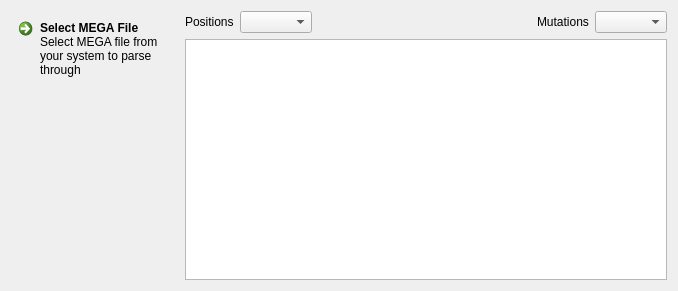
The window that src/python/base/widgets/main_tool_widget/resources/msa_tool.ui (shiva-kannan/msa-tool) describes before a commit, drawn with Qt 5.
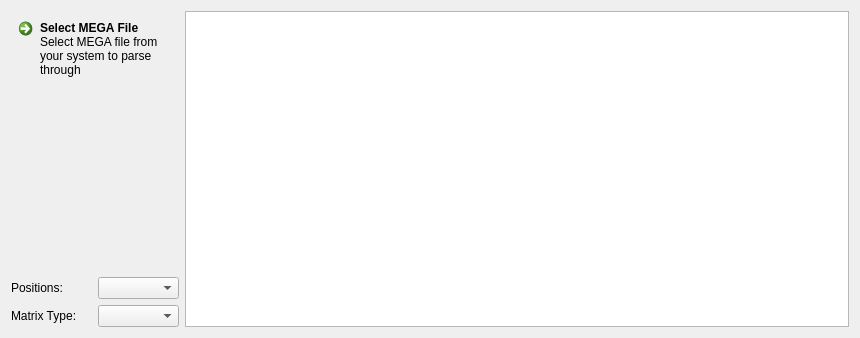
The same window after the commit.

Commit message:
Commit with minimal working TreeView which displays : ['Position', 'Residue', 'No. of Mutations' , 'Score' ]
Yet to add functionality to choose appropriate matrices.

The edit to the form file:
```diff
--- a/src/python/base/widgets/main_tool_widget/resources/msa_tool.ui
+++ b/src/python/base/widgets/main_tool_widget/resources/msa_tool.ui
@@ -6,16 +6,18 @@
    <rect>
     <x>0</x>
     <y>0</y>
-    <width>678</width>
-    <height>291</height>
+    <width>860</width>
+    <height>338</height>
    </rect>
   </property>
   <property name="windowTitle">
    <string>MSA Tool</string>
   </property>
+  <layout class="QHBoxLayout" name="horizontalLayout_4">
+   <item>
   <layout class="QHBoxLayout" name="horizontalLayout_3">
    <item>
-    <layout class="QHBoxLayout" name="horizontalLayout_2">
+      <layout class="QVBoxLayout" name="verticalLayout">
      <item>
       <widget class="QCommandLinkButton" name="select_file">
        <property name="text">
@@ -27,36 +29,25 @@
       </widget>
      </item>
      <item>
-      <layout class="QVBoxLayout" name="verticalLayout">
-       <item>
-        <layout class="QHBoxLayout" name="horizontalLayout">
+        <layout class="QHBoxLayout" name="horizontalLayout_2">
          <item>
           <widget class="QLabel" name="label_2">
            <property name="text">
-            <string>Positions</string>
+            <string>Positions: </string>
            </property>
           </widget>
          </item>
          <item>
           <widget class="QComboBox" name="comboBox_positions"/>
          </item>
-         <item>
-          <spacer name="horizontalSpacer">
-           <property name="orientation">
-            <enum>Qt::Horizontal</enum>
-           </property>
-           <property name="sizeHint" stdset="0">
-            <size>
-             <width>40</width>
-             <height>20</height>
-            </size>
-           </property>
-          </spacer>
-         </item>
+        </layout>
+       </item>
+       <item>
+        <layout class="QHBoxLayout" name="horizontalLayout">
          <item>
           <widget class="QLabel" name="label">
            <property name="text">
-            <string>Mutations</string>
+            <string>Matrix Type:</string>
            </property>
           </widget>
          </item>
@@ -65,11 +56,15 @@
          </item>
         </layout>
        </item>
-       <item>
-        <widget class="QTreeView" name="view_mutations"/>
-       </item>
       </layout>
      </item>
+     <item>
+      <widget class="QTreeView" name="treeView_mutations">
+       <property name="alternatingRowColors">
+        <bool>true</bool>
+       </property>
+      </widget>
+     </item>
     </layout>
    </item>
   </layout>
```
Left out of the diff: 2 changed lines with no effect on the pictures. Lines whose indentation alone changed are shown as unchanged. The commit also changes 5 other files.
